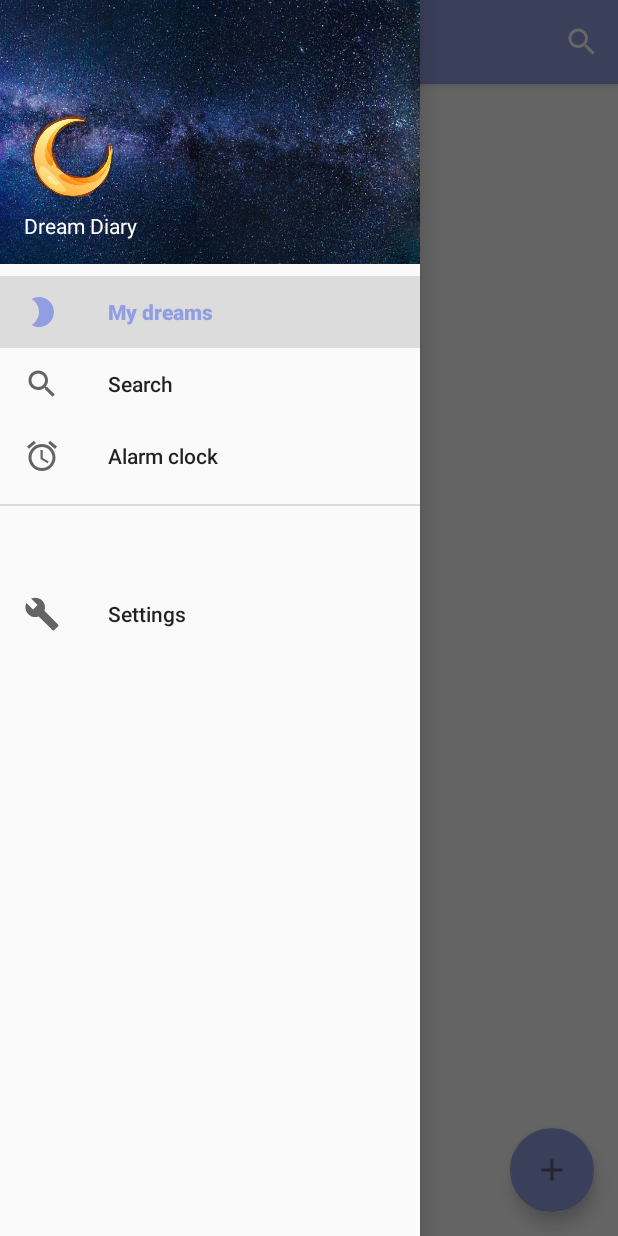
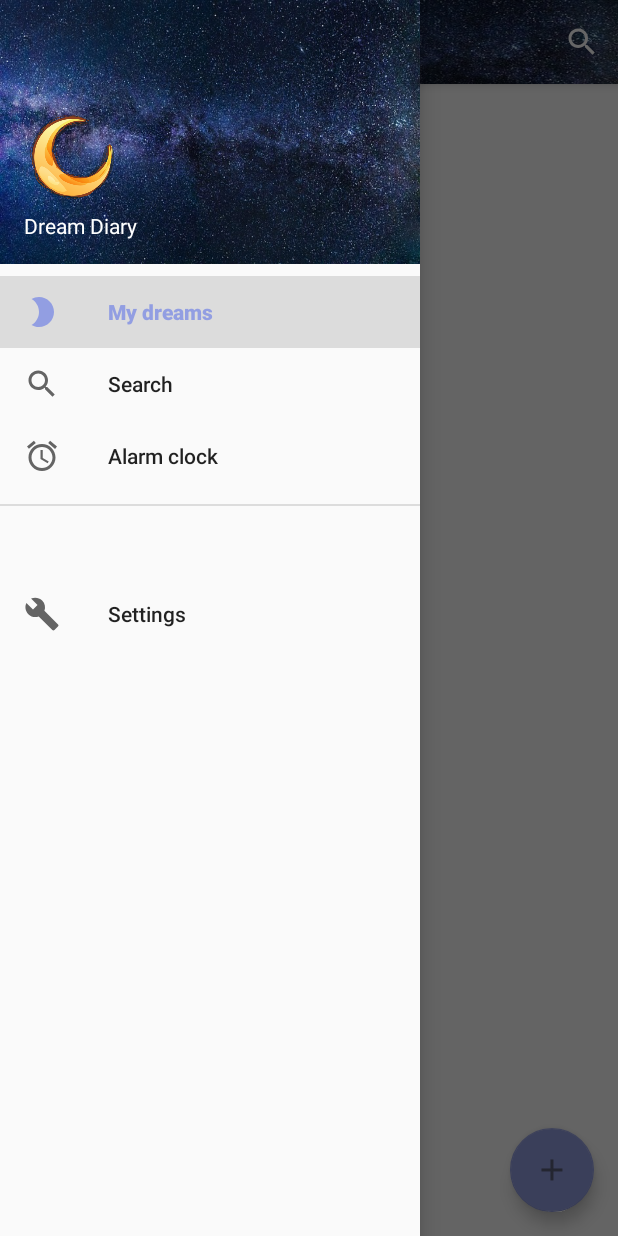
Before and after one commit to rect12/dream_diary, an Android app: the screen it shows after launch (MainActivity), with the side drawer open, on a phone screen of 412 x 824 dp. Run offline under Robolectric (Android 15) with nearby library versions, the phone set to English and light mode, and no system bars.

Commit message:
theme is changing, you can see number on toasts

```diff
--- a/app/src/main/java/bobrovskaya/rect12/dreamdiary/MainActivity.java
+++ b/app/src/main/java/bobrovskaya/rect12/dreamdiary/MainActivity.java
@@ -2,6 +2,7 @@ package bobrovskaya.rect12.dreamdiary;
 
 import android.app.Fragment;
 import android.app.FragmentTransaction;
+import android.content.Context;
 import android.content.Intent;
 import android.content.SharedPreferences;
 import android.os.Bundle;
@@ -17,24 +18,47 @@ import android.support.v7.app.AppCompatActivity;
 import android.support.v7.widget.Toolbar;
 import android.view.Menu;
 import android.view.MenuItem;
+import android.widget.Toast;
 
 public class MainActivity extends AppCompatActivity
         implements NavigationView.OnNavigationItemSelectedListener {
 
+    public static final String APP_PREFERENCES = "mysettings";
+    public static final String APP_PREFERENCES_THEME = "THEME";
+
+    SharedPreferences mSettings;
+
     FragmentTransaction fTrans;
     FloatingActionButton fab;
+    Toolbar toolbar;
 //    private DreamDbHelper dreamDbHelper;
+
+    public void checkSharedPreferences() {
+        mSettings = getSharedPreferences(APP_PREFERENCES, Context.MODE_PRIVATE);
+
+        if(mSettings.contains(APP_PREFERENCES_THEME)) {
+            Toast toast = Toast.makeText(getApplicationContext(),
+                    "THEME: " + mSettings.getInt(APP_PREFERENCES_THEME, 0),
+                    Toast.LENGTH_SHORT);
+            toast.show();
+        }
+        else {
+            Toast toast = Toast.makeText(getApplicationContext(),
+                    "THEME не существует", Toast.LENGTH_SHORT);
+            toast.show();
+        }
+    }
 
     @Override
     protected void onCreate(Bundle savedInstanceState) {
         /*SharedPreferences sp = PreferenceManager.getDefaultSharedPreferences(this);
-        int theme = sp.getInt("THEME", R.style.AppTheme);
+        int theme = sp.getInt(APP_PREFERENCES_THEME, R.style.AppTheme);
         setTheme(theme);*/
-
         super.onCreate(savedInstanceState);
         setContentView(R.layout.activity_main);
-        Toolbar toolbar = (Toolbar) findViewById(R.id.toolbar);
+        toolbar = (Toolbar) findViewById(R.id.toolbar);
         setSupportActionBar(toolbar);
+        checkSharedPreferences();
 
 
         DrawerLayout drawer = (DrawerLayout) findViewById(R.id.drawer_layout);
@@ -54,6 +78,7 @@ public class MainActivity extends AppCompatActivity
 
     @Override
     public void onBackPressed() {
+        checkSharedPreferences();
         DrawerLayout drawer = (DrawerLayout) findViewById(R.id.drawer_layout);
         if (drawer.isDrawerOpen(GravityCompat.START)) {
             drawer.closeDrawer(GravityCompat.START);
@@ -88,6 +113,7 @@ public class MainActivity extends AppCompatActivity
     @Override
     public boolean onNavigationItemSelected(MenuItem item) {
         // Handle navigation view item clicks here.
+        checkSharedPreferences();
         int id = item.getItemId();
 
         Fragment fragment = null;
--- a/app/src/main/res/layout/app_bar_main.xml
+++ b/app/src/main/res/layout/app_bar_main.xml
@@ -15,6 +15,7 @@
             android:id="@+id/toolbar"
             android:layout_width="match_parent"
             android:layout_height="?attr/actionBarSize"
+            android:background="@drawable/img_nav_small"
             app:popupTheme="@style/Base.Theme.AppCompat.Light.DarkActionBar" />
 
     </android.support.design.widget.AppBarLayout>
```
Also changed, not shown: app/src/main/java/bobrovskaya/rect12/dreamdiary/SettingsActivity.java (+41 -3 lines).
